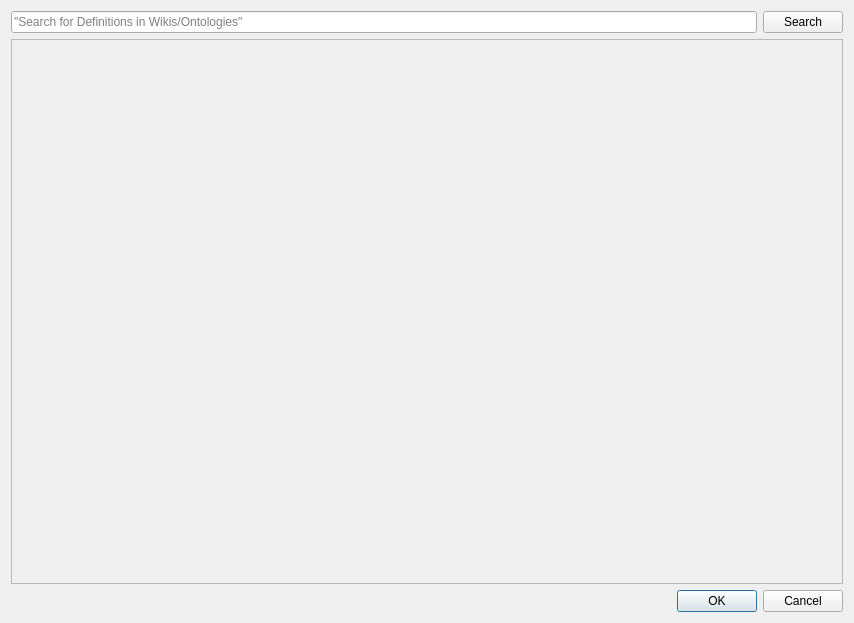
Before: the Qt Designer form pasta_eln/GUI/ontology_configuration/terminology_lookup_dialog_base.ui in PASTA-ELN/pasta-eln, drawn with Qt 5.
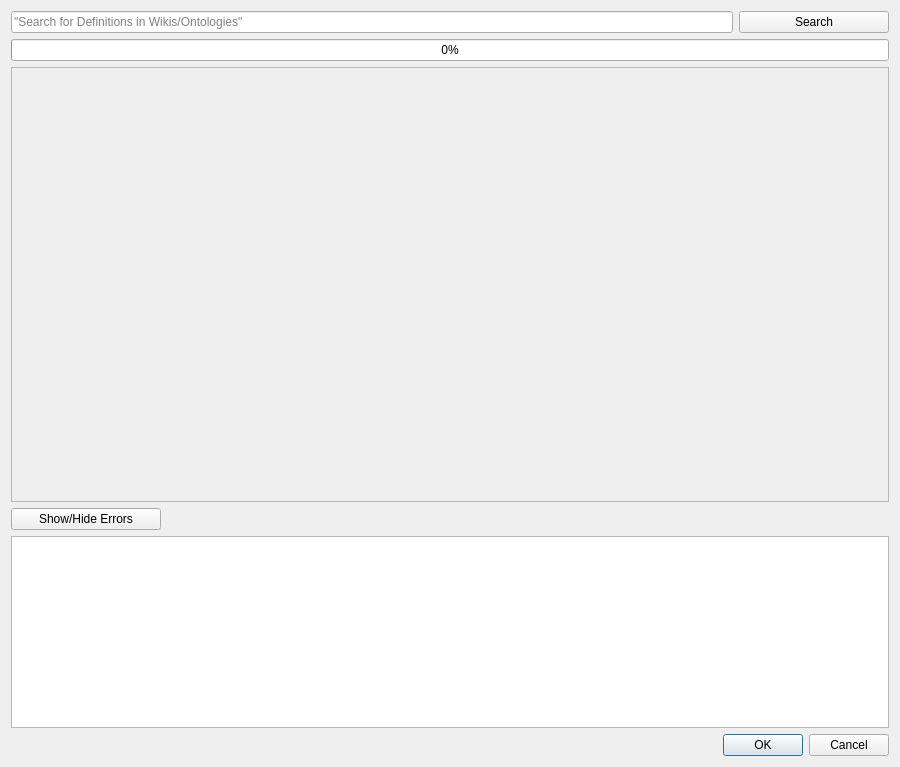
After: the same form once the commit is applied.

Commit message: - Added search progress bar and error console to the terminology_lookup_dialog.py - Passed line-edit as parent to RetrieveIriAction, so that the searched IRIs can be set directly - Added icons for the search portals png format within icons folder - Added the logic to do the lookup of the search term and set the results in the scroll area of terminology_lookup_dialog.py - Added various error handling within terminology_lookup_service.py and also the provision for error loggin - Adjusted and added tests for the changes done

```diff
--- a/pasta_eln/GUI/ontology_configuration/terminology_lookup_dialog_base.ui
+++ b/pasta_eln/GUI/ontology_configuration/terminology_lookup_dialog_base.ui
@@ -6,15 +6,15 @@
    <rect>
     <x>0</x>
     <y>0</y>
-    <width>854</width>
-    <height>623</height>
+    <width>900</width>
+    <height>767</height>
    </rect>
   </property>
   <property name="windowTitle">
    <string>Terminology Lookup</string>
   </property>
   <layout class="QGridLayout" name="gridLayout">
-   <item row="1" column="0">
+   <item row="2" column="0">
     <widget class="QDialogButtonBox" name="buttonBox">
      <property name="orientation">
       <enum>Qt::Horizontal</enum>
@@ -25,7 +25,7 @@
     </widget>
    </item>
    <item row="0" column="0">
-    <layout class="QVBoxLayout" name="mainVerticalLayout">
+    <layout class="QVBoxLayout" name="mainVerticalLayout" stretch="0,0,0,0">
      <item>
       <layout class="QHBoxLayout" name="searchBarHorizontalLayout">
        <item>
@@ -40,6 +40,18 @@
        </item>
        <item>
         <widget class="QPushButton" name="terminologySearchPushButton">
+         <property name="sizePolicy">
+          <sizepolicy hsizetype="Fixed" vsizetype="Fixed">
+           <horstretch>0</horstretch>
+           <verstretch>0</verstretch>
+          </sizepolicy>
+         </property>
+         <property name="minimumSize">
+          <size>
+           <width>150</width>
+           <height>0</height>
+          </size>
+         </property>
          <property name="text">
           <string>Search</string>
          </property>
@@ -47,6 +59,13 @@
        </item>
       </layout>
      </item>
+     <item>
+      <widget class="QProgressBar" name="searchProgressBar">
+       <property name="value">
+        <number>0</number>
+       </property>
+      </widget>
+     </item>
      <item>
       <layout class="QHBoxLayout" name="scrollAreaHorizontalLayout">
        <item>
@@ -59,8 +78,8 @@
            <rect>
             <x>0</x>
             <y>0</y>
-            <width>830</width>
-            <height>535</height>
+            <width>876</width>
+            <height>415</height>
            </rect>
           </property>
           <layout class="QGridLayout" name="gridLayout_2">
@@ -73,6 +92,62 @@
        </item>
       </layout>
      </item>
+     <item>
+      <layout class="QVBoxLayout" name="errorConsoleVerticalLayout">
+       <item>
+        <layout class="QHBoxLayout" name="errorButtonsHorizontalLayout">
+         <item>
+          <widget class="QPushButton" name="errorConsolePushButton">
+           <property name="sizePolicy">
+            <sizepolicy hsizetype="Fixed" vsizetype="Fixed">
+             <horstretch>0</horstretch>
+             <verstretch>0</verstretch>
+            </sizepolicy>
+           </property>
+           <property name="minimumSize">
+            <size>
+             <width>150</width>
+             <height>0</height>
+            </size>
+           </property>
+           <property name="text">
+            <string>Show/Hide Errors</string>
+           </property>
+          </widget>
+         </item>
+         <item>
+          <spacer name="horizontalSpacer">
+           <property name="orientation">
+            <enum>Qt::Horizontal</enum>
+           </property>
+           <property name="sizeHint" stdset="0">
+            <size>
+             <width>40</width>
+             <height>20</height>
+            </size>
+           </property>
+          </spacer>
+         </item>
+        </layout>
+       </item>
+       <item>
+        <widget class="QTextEdit" name="errorConsoleTextEdit">
+         <property name="sizePolicy">
+          <sizepolicy hsizetype="Preferred" vsizetype="Fixed">
+           <horstretch>0</horstretch>
+           <verstretch>0</verstretch>
+          </sizepolicy>
+         </property>
+         <property name="minimumSize">
+          <size>
+           <width>0</width>
+           <height>0</height>
+          </size>
+         </property>
+        </widget>
+       </item>
+      </layout>
+     </item>
     </layout>
    </item>
   </layout>
```
The commit also changes 15 other files.
